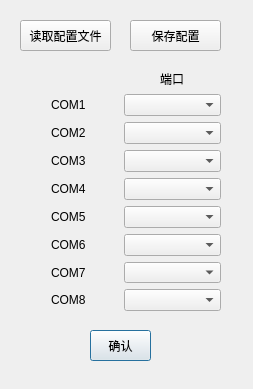
Qt form configdialog.ui (Mapleaph/comtest) before a commit.
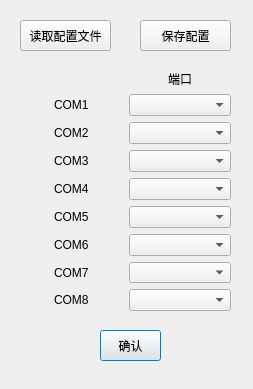
The same form after that commit.

Commit message: change to a new ui to add more configurations, as release v2.0

What changed in the file:
```diff
--- a/configdialog.ui
+++ b/configdialog.ui
@@ -21,8 +21,8 @@
   </property>
   <property name="maximumSize">
    <size>
-    <width>10000</width>
-    <height>10000</height>
+    <width>253</width>
+    <height>389</height>
    </size>
   </property>
   <property name="windowTitle">
@@ -37,7 +37,7 @@
   <widget class="QPushButton" name="btn_ok">
    <property name="geometry">
     <rect>
-     <x>90</x>
+     <x>100</x>
      <y>330</y>
      <width>61</width>
      <height>31</height>
@@ -52,7 +52,7 @@
     <rect>
      <x>20</x>
      <y>70</y>
-     <width>201</width>
+     <width>211</width>
      <height>241</height>
     </rect>
    </property>
@@ -162,7 +162,7 @@
   <widget class="QPushButton" name="btn_save_config">
    <property name="geometry">
     <rect>
-     <x>130</x>
+     <x>140</x>
      <y>20</y>
      <width>91</width>
      <height>31</height>
```
The commit also changes 6 other files.
